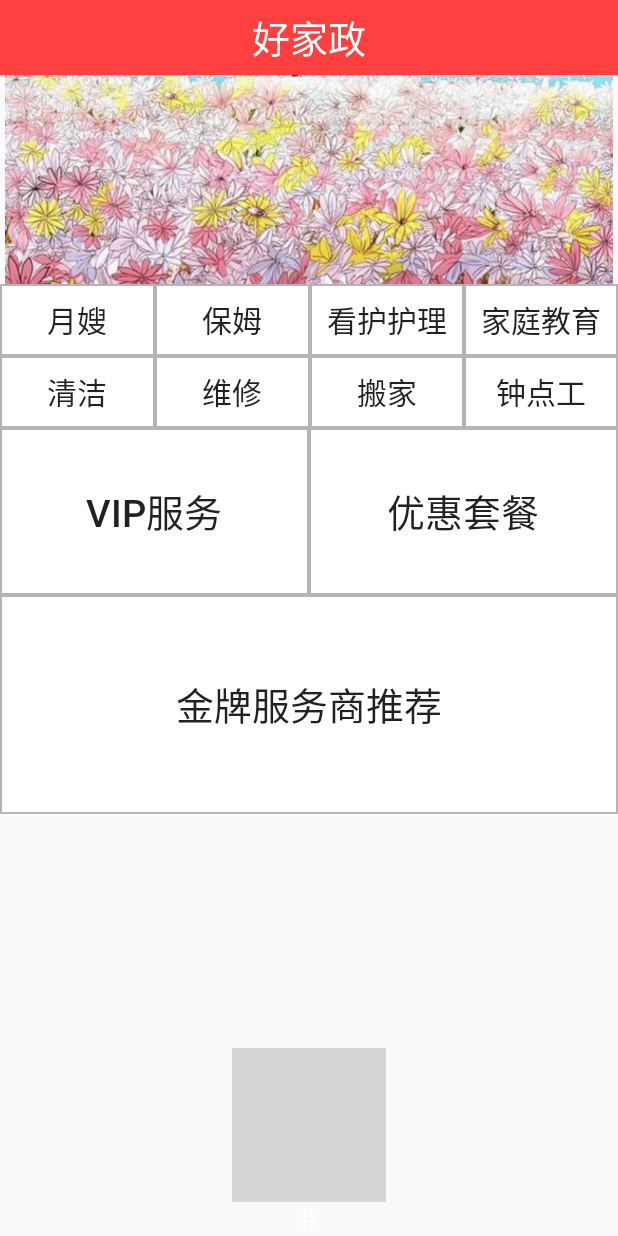
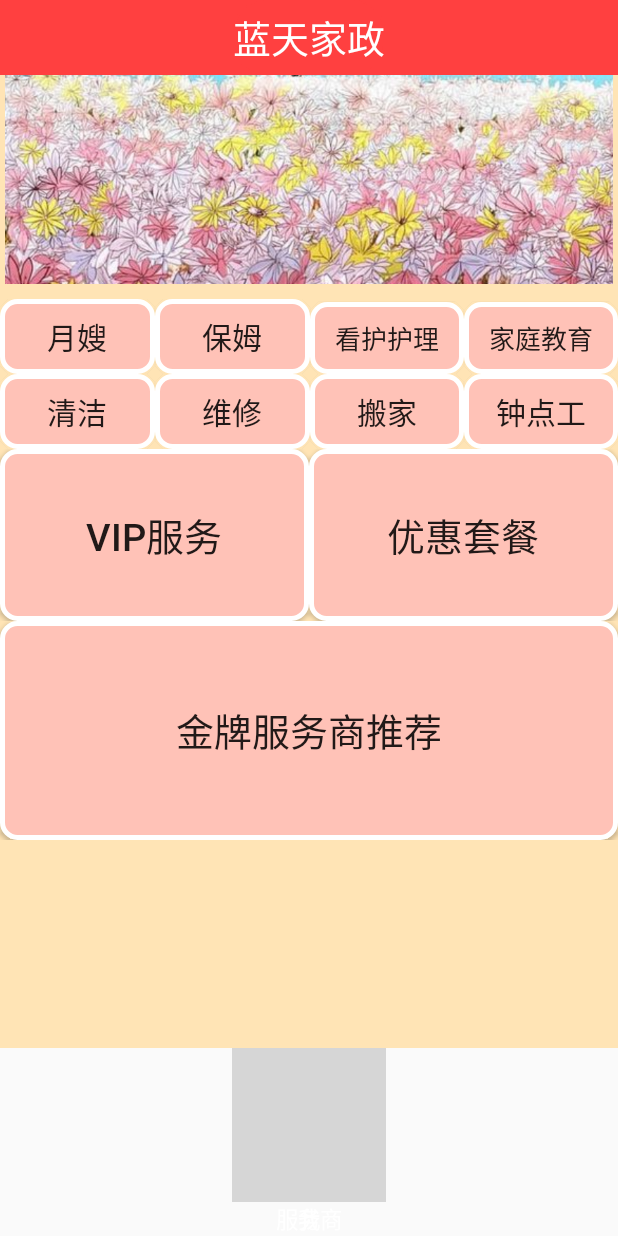
Before and after one commit to zaxfenfeiyu/Housekeeping, an Android app: the screen it shows after launch (MainActivity), on a phone screen of 412 x 824 dp. Run offline under Robolectric (Android 15) with nearby library versions, the light colour scheme and no system bars; 1 statement that could not run was skipped; grey boxes are pictures that could not be loaded.

Commit message:
4/20 disagree

```diff
--- a/app/src/main/java/com/example/ariel/housekeeping/HostFragment.java
+++ b/app/src/main/java/com/example/ariel/housekeeping/HostFragment.java
@@ -16,7 +16,7 @@ public class HostFragment extends Fragment {
     public View onCreateView(LayoutInflater inflater, ViewGroup container,
                              Bundle savedInstanceState) {
         View view=inflater.inflate(R.layout.activity_host, null);
-        Button btn = (Button)view.findViewById(R.id.register);
+        /*Button btn = (Button)view.findViewById(R.id.register);
         btn.setOnClickListener(new View.OnClickListener() {
             @Override
             public void onClick(View v) {
@@ -24,7 +24,7 @@ public class HostFragment extends Fragment {
                 Intent intent = new Intent(getActivity(),RegisterActivity.class);
                 startActivity(intent);
             }
-        });
+        });*/
         return view;
     }
 
--- a/app/src/main/java/com/example/ariel/housekeeping/MainActivity.java
+++ b/app/src/main/java/com/example/ariel/housekeeping/MainActivity.java
@@ -1,69 +1,41 @@
 package com.example.ariel.housekeeping;
 
 import android.os.Bundle;
-import android.os.Handler;
-import android.os.Message;
 import android.support.v4.app.FragmentActivity;
 import android.support.v4.app.FragmentTabHost;
-import android.util.Log;
 import android.view.LayoutInflater;
 import android.view.View;
 import android.widget.ImageView;
 import android.widget.TabHost;
 import android.widget.TextView;
-import android.widget.Toast;
-
-import com.example.ariel.housekeeping.entity.ProviderEntity;
-
-import java.io.Serializable;
-import java.util.List;
 
 public class MainActivity extends FragmentActivity {
     private FragmentTabHost mTabHost;
     private LayoutInflater mLayoutInflater;
-    private List<ProviderEntity> providerEntities;
-    private String urlPath = "http://115.200.23.167:8080/HouseKeeping/getAll.action";
-    private Handler handler = new Handler() {
-        public void handleMessage(Message msg) {
-            switch (msg.what) {
-                case 0:
-
-                    Bundle bundle = new Bundle();
-
-                    Log.e("provider", "provider=" + providerEntities.get(0).getName());
-                    bundle.putSerializable("list", (Serializable) providerEntities);
-
-                    break;
-            }
-        }
-    };
-
-
-
-
     /**
      * Fragment数组界面
      *
      */
-    private Class mFragmentArray[] = { HostFragment.class,OrderFragment.class,
+    private Class mFragmentArray[] = { HostFragment.class,ServiceFragment.class,OrderFragment.class,
             MyFragment.class};
     /**
      * 存放图片数组
      *
      */
     private int mImageArray[] = { R.drawable.host,
-            R.drawable.order,
+            R.drawable.service, R.drawable.order,
             R.drawable.user};
     /**
      * 选修卡文字
      *
      */
-    private String mTextArray[] = { "首页", "订单", "我" };
+    private String mTextArray[] = { "首页", "服务商", "订单", "我" };
 
 
     public void onCreate(Bundle savedInstanceState) {
         super.onCreate(savedInstanceState);
         setContentView(R.layout.activity_main);
+
         initView();
     }
 
@@ -88,7 +60,6 @@ public class MainActivity extends FragmentActivity {
             mTabHost.getTabWidget().getChildAt(i)
                     .setBackgroundResource(R.drawable.selector_tab_background);
         }
-        mTabHost.getTabWidget().setDividerDrawable(null);
     }
     /**
      *
@@ -103,21 +74,4 @@ public class MainActivity extends FragmentActivity {
         textView.setText(mTextArray[index]);
         return view;
     }
-
-
-    public void getProviders() {
-        Toast.makeText(getApplicationContext(), "正在",
-                Toast.LENGTH_SHORT).show();
-        new Thread(new Runnable() {
-            @Override
-            public void run() {
-                try {
-                    providerEntities = RequestService.getJSONData(urlPath);
-                    handler.sendEmptyMessage(0);
-                } catch (Exception e) {
-                    e.printStackTrace();
-                }
-            }
-        }).start();
-    }
 }
--- /dev/null
+++ b/app/src/main/res/drawable/button_main.xml
@@ -0,0 +1,13 @@
+<?xml version="1.0" encoding="utf-8"?>
+<selector xmlns:android="http://schemas.android.com/apk/res/android">
+    <item>
+        <shape>
+            <gradient android:startColor="#ffc2b7" android:endColor="#ffc2b7"
+                android:angle="270" />
+            <stroke android:width="3dip" android:color="@color/white" />
+            <corners android:radius="10dip" />
+            <padding android:left="10dp" android:top="10dp"
+                android:right="10dp" android:bottom="10dp" />
+        </shape>
+    </item>
+</selector>
--- a/app/src/main/res/drawable/button_shape.xml
+++ b/app/src/main/res/drawable/button_shape.xml
@@ -7,6 +7,6 @@
         android:width="1dp"
         android:color="@color/red"
         />
-    <corners android:radius="5dp"/>
+    <corners android:radius="20dp" />
 
 </shape>
--- a/app/src/main/res/drawable/home.xml
+++ b/app/src/main/res/drawable/home.xml
@@ -1,4 +1,5 @@
 <?xml version="1.0" encoding="UTF-8" standalone="no"?>
-<vector xmlns:android="http://schemas.android.com/apk/res/android" android:height="18dp" android:viewportHeight="24.0" android:viewportWidth="24.0" android:width="18dp">
-    <path android:fillColor="#FFFFFF" android:pathData="M10,20v-6h4v6h5v-8h3L12,3 2,12h3v8z"/>
+<vector xmlns:android="http://schemas.android.com/apk/res/android" android:height="18dp" android:viewportHeight="12.0" android:viewportWidth="24.0" android:width="36dp">
+    <path android:fillColor="#66CCFF" android:pathData="M10,20v-6h4v6h5v-8h3L12,3 2,12h3v8z"/>
+
 </vector>
--- a/app/src/main/res/layout/activity_host.xml
+++ b/app/src/main/res/layout/activity_host.xml
@@ -5,6 +5,7 @@
     xmlns:tools="http://schemas.android.com/tools"
     android:layout_width="match_parent"
     android:layout_height="match_parent"
+    android:background="@color/pink"
     tools:context=".MainActivity"
     android:weightSum="1">
 
@@ -19,7 +20,7 @@
             android:id="@+id/textView"
             android:autoText="true"
             android:background="@drawable/button_shape"
-            android:text="好家政"
+            android:text="蓝天家政"
             android:gravity="center"
             android:layout_alignParentTop="true"
             android:layout_centerHorizontal="true"
@@ -34,40 +35,40 @@
 
         <ImageView
             android:src="@drawable/pic1"
-            android:layout_width="wrap_content"
-            android:layout_height="wrap_content"
+            android:layout_width="match_parent"
+            android:layout_height="match_parent"
             android:id="@+id/imageView6" />
 
     </TableRow>
 
     <LinearLayout android:orientation="horizontal"
         android:layout_width="match_parent"
-        android:layout_height="wrap_content">
+        android:layout_height="wrap_content"
+        android:layout_marginTop="10dp">
         <Button android:layout_width="match_parent"
             android:layout_height="wrap_content"
-            android:id="@+id/register"
             android:text="月嫂"
             android:layout_weight="1"
             android:textSize="20sp"
-            android:background="@drawable/edit_shape" />
+            android:background="@drawable/button_main" />
         <Button android:layout_width="match_parent"
             android:layout_height="wrap_content"
             android:text="保姆"
             android:layout_weight="1"
             android:textSize="20sp"
-            android:background="@drawable/edit_shape" />
+            android:background="@drawable/button_main" />
         <Button android:layout_width="match_parent"
             android:layout_height="wrap_content"
             android:text="看护护理"
             android:layout_weight="1"
-            android:textSize="20sp"
-            android:background="@drawable/edit_shape" />
+            android:textSize="17dp"
+            android:background="@drawable/button_main"/>
         <Button android:layout_width="match_parent"
             android:layout_height="wrap_content"
             android:text="家庭教育"
             android:layout_weight="1"
-            android:textSize="20sp"
-            android:background="@drawable/edit_shape" />
+            android:textSize="17sp"
+            android:background="@drawable/button_main" />
     </LinearLayout>
     <LinearLayout android:orientation="horizontal"
         android:layout_width="match_parent"
@@ -77,52 +78,54 @@
             android:layout_height="wrap_content"
             android:text="清洁"
             android:layout_weight="1"
-            android:background="@drawable/edit_shape"
+            android:background="@drawable/button_main"
             android:textSize="20sp" />
 
         <Button android:layout_width="match_parent"
             android:layout_height="wrap_content"
             android:text="维修"
             android:layout_weight="1"
-            android:background="@drawable/edit_shape"
+            android:background="@drawable/button_main"
             android:textSize="20sp" />
 
         <Button android:layout_width="match_parent"
             android:layout_height="wrap_content"
             android:text="搬家"
             android:layout_weight="1"
-            android:background="@drawable/edit_shape"
+            android:background="@drawable/button_main"
             android:textSize="20sp" />
         <Button android:layout_width="match_parent"
             android:layout_height="wrap_content"
             android:text="钟点工"
             android:layout_weight="1"
-            android:background="@drawable/edit_shape"
+            android:background="@drawable/button_main"
             android:textSize="20sp" />
     </LinearLayout>
 
     <LinearLayout android:orientation="horizontal"
         android:layout_width="match_parent"
         android:layout_height="wrap_content"
-        android:layout_weight="0.20">
+        android:layout_weight="0.20"
+        android:layout_marginTop="0dp">
         <Button android:layout_width="match_parent"
             android:layout_height="match_parent"
             android:text="VIP服务"
             android:layout_weight="1"
             android:textSize="25sp"
-            android:background="@drawable/edit_shape" />
+            android:background="@drawable/button_main" />
         <Button android:layout_width="match_parent"
             android:layout_height="match_parent"
             android:text="优惠套餐"
             android:layout_weight="1"
             android:textSize="25sp"
-            android:background="@drawable/edit_shape" />
+            android:background="@drawable/button_main" />
     </LinearLayout>
 
     <LinearLayout
         android:orientation="horizontal"
         android:layout_width="match_parent"
         android:layout_height="wrap_content"
+        android:layout_marginTop="0dp"
         android:layout_weight="0.31">
 
         <Button
@@ -130,7 +133,7 @@
             android:layout_height="match_parent"
             android:text="金牌服务商推荐"
             android:id="@+id/button10"
-            android:background="@drawable/edit_shape"
+            android:background="@drawable/button_main"
             android:textSize="25sp" />
     </LinearLayout>
 
--- a/app/src/main/res/layout/activity_login.xml
+++ b/app/src/main/res/layout/activity_login.xml
@@ -55,6 +55,7 @@
 
             <ImageView
                 android:src="@drawable/pic2"
+
                 android:id="@+id/imageView"
                 android:layout_width="120dp"
                 android:layout_height="120dp"
```
Also changed, not shown: app/src/main/java/com/example/ariel/housekeeping/LoginActivity.java (+15 -3 lines), app/src/main/java/db/DBHelper.java (added, +32 -0 lines), app/src/main/res/layout/activity_my.xml (+69 -23 lines), app/src/main/res/drawable/order.png.
